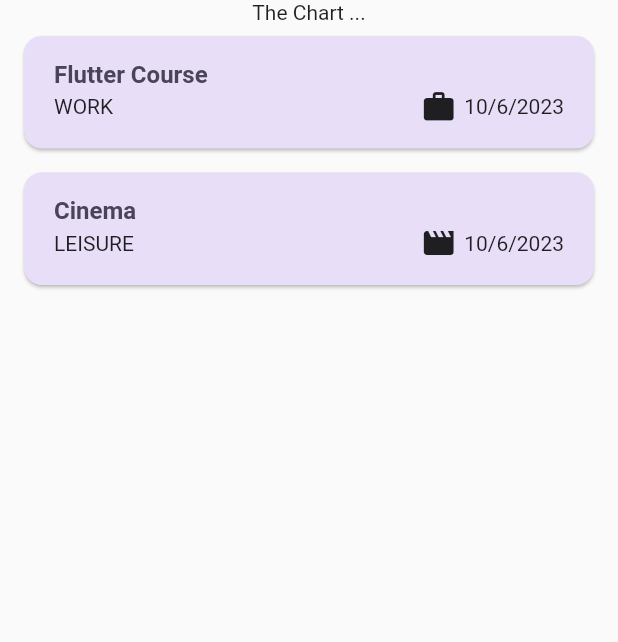
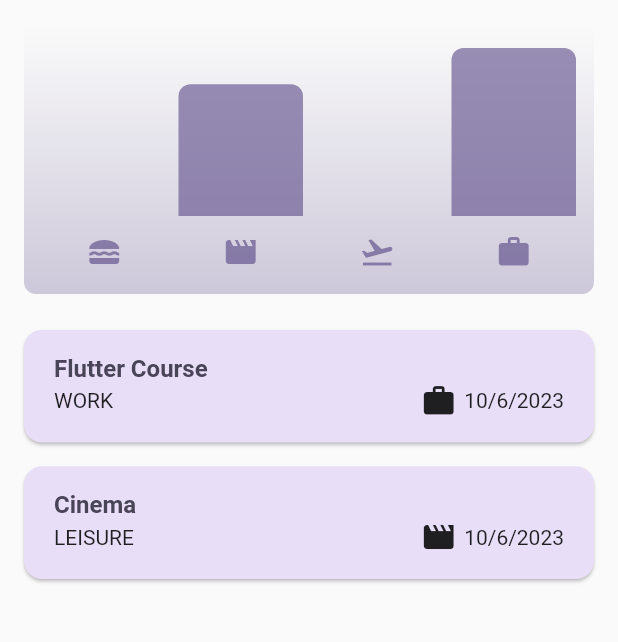
Before and after one commit to toxirjon96/expense_tracker, a Flutter app: the screen it shows after launch, on a phone screen of 412 x 824 dp, the part 84-726 px from its top. Run offline on Flutter 3.47's test engine with Material 2 defaults, Android fonts, the phone set to English and light mode, and no system bars.

Commit message:
app modified

```diff
--- a/lib/src/ui/expenses.dart
+++ b/lib/src/ui/expenses.dart
@@ -87,7 +87,7 @@ class _ExpensesState extends State<Expenses> {
       ),
       body: Column(
         children: [
-          const Text("The Chart ..."),
+          Chart(expenses: _registeredExpenses),
           Expanded(
             child: mainContent,
           ),
```
